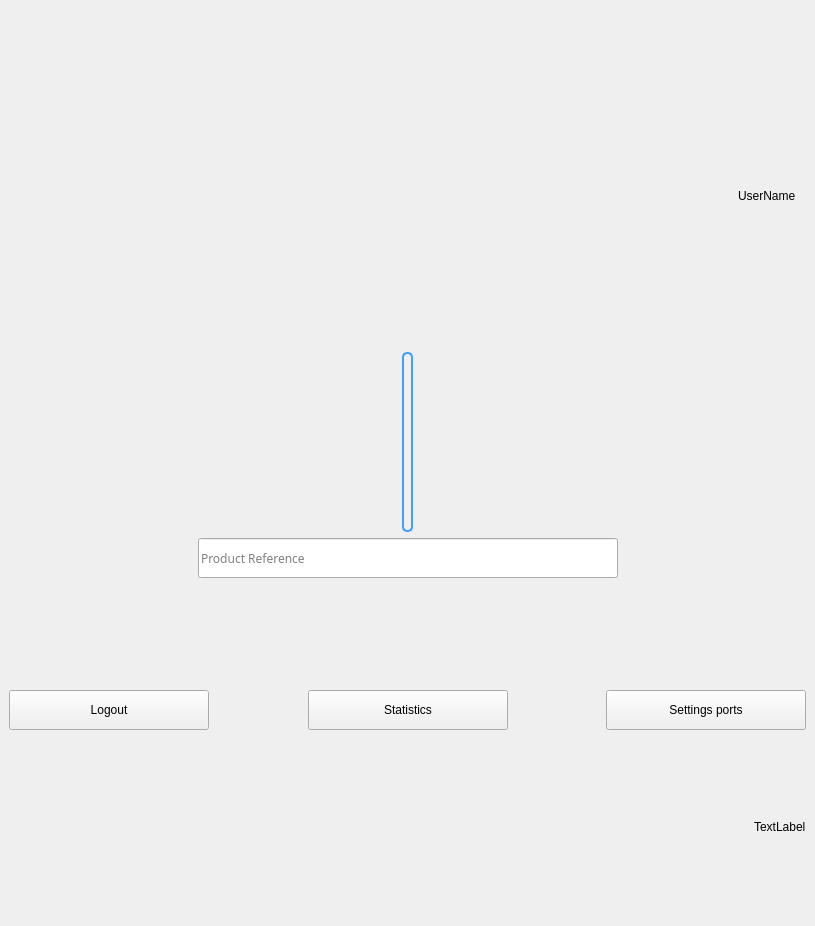
The window that ui/user.ui (HamzaMPSY/qt_app_mts) describes before a commit, drawn with Qt 5.
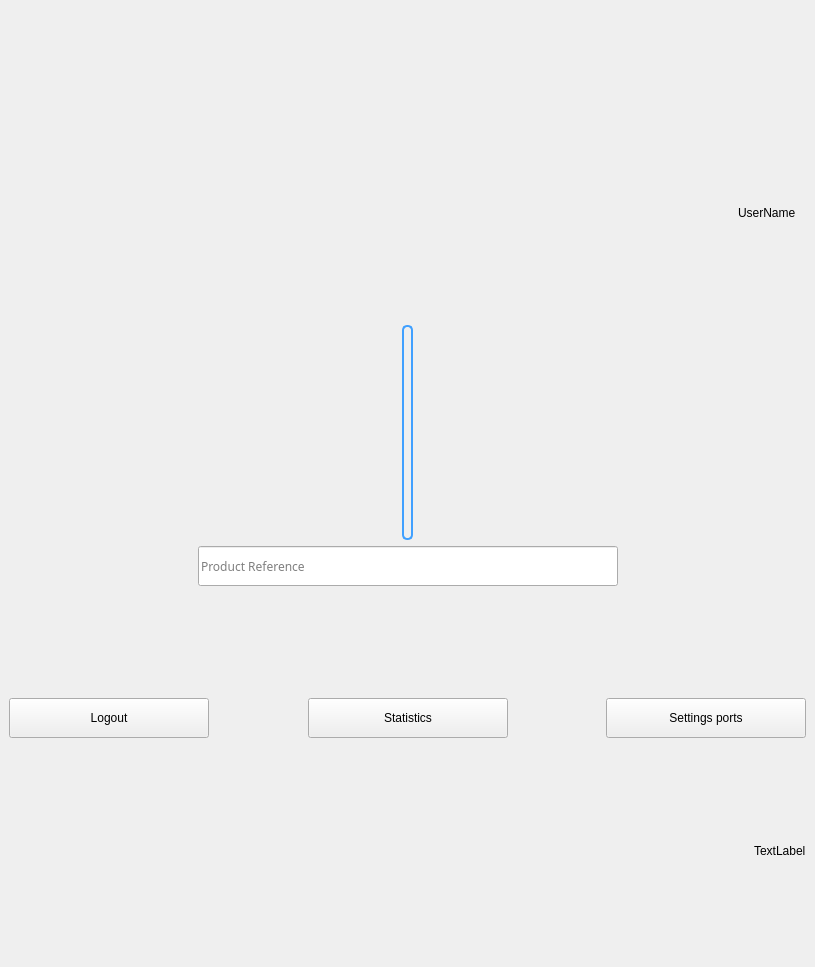
The same window after the commit. Icons and pictures are not drawn.

```diff
--- a/ui/user.ui
+++ b/ui/user.ui
@@ -7,7 +7,7 @@
     <x>0</x>
     <y>0</y>
     <width>815</width>
-    <height>926</height>
+    <height>967</height>
    </rect>
   </property>
   <property name="windowTitle">
@@ -150,22 +150,6 @@
       </item>
      </layout>
     </item>
-    <item>
-     <spacer name="verticalSpacer_3">
-      <property name="orientation">
-       <enum>Qt::Vertical</enum>
-      </property>
-      <property name="sizeType">
-       <enum>QSizePolicy::Fixed</enum>
-      </property>
-      <property name="sizeHint" stdset="0">
-       <size>
-        <width>40</width>
-        <height>60</height>
-       </size>
-      </property>
-     </spacer>
-    </item>
     <item>
      <layout class="QHBoxLayout" name="horizontalLayout_3">
       <item>
@@ -186,6 +170,12 @@
       </item>
       <item>
        <widget class="QLabel" name="label">
+        <property name="maximumSize">
+         <size>
+          <width>502</width>
+          <height>400</height>
+         </size>
+        </property>
         <property name="styleSheet">
          <string notr="true">border: 2px solid red;
 border-color:  #40a0ff;
```
